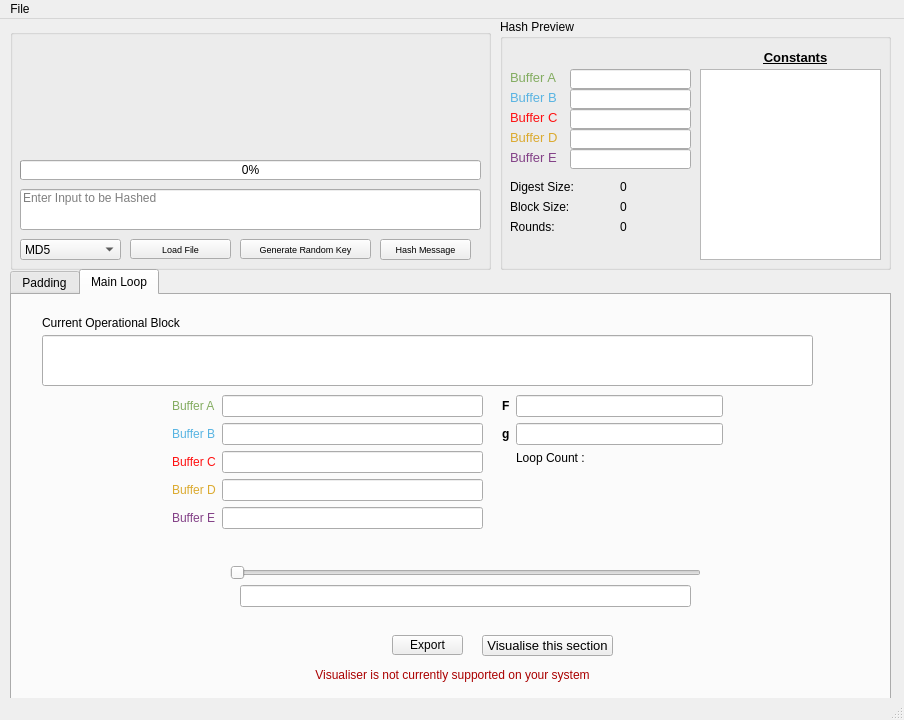
euandmj/Hash-Function-Visualiser, file mainwindow.ui: the form before one commit.
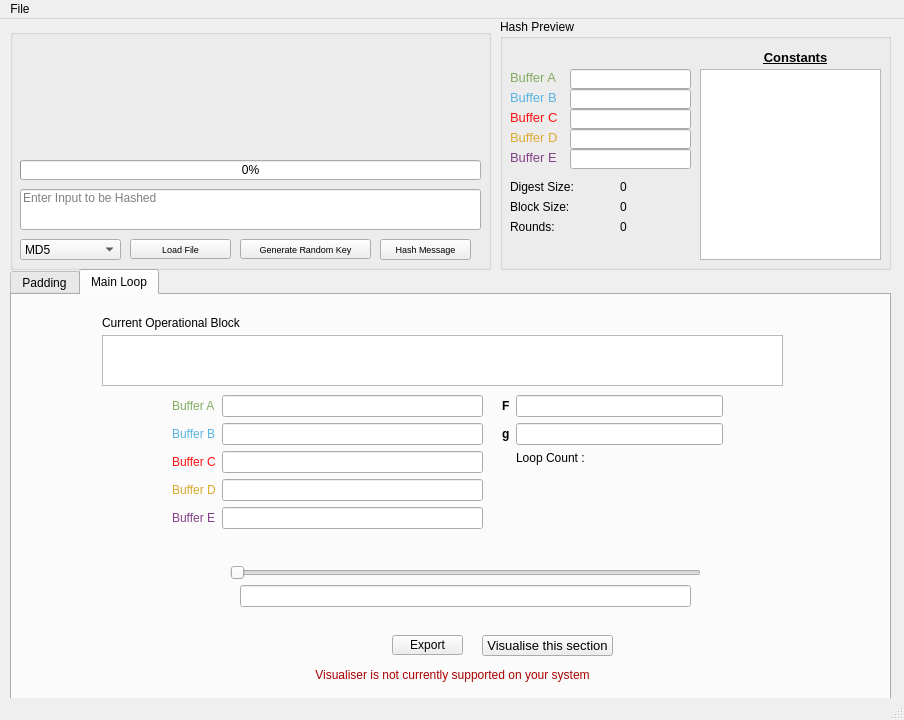
The form after the commit.

Commit message: improved worker block text widget

```diff
--- a/mainwindow.ui
+++ b/mainwindow.ui
@@ -667,6 +667,32 @@
            <height>271</height>
           </rect>
          </property>
+         <widget class="QTextEdit" name="workingWordText">
+          <property name="geometry">
+           <rect>
+            <x>90</x>
+            <y>40</y>
+            <width>681</width>
+            <height>51</height>
+           </rect>
+          </property>
+          <property name="readOnly">
+           <bool>true</bool>
+          </property>
+         </widget>
+         <widget class="QLabel" name="loopCountLabel_2">
+          <property name="geometry">
+           <rect>
+            <x>90</x>
+            <y>20</y>
+            <width>201</width>
+            <height>16</height>
+           </rect>
+          </property>
+          <property name="text">
+           <string>Current Operational Block</string>
+          </property>
+         </widget>
         </widget>
         <widget class="QPushButton" name="exportButton">
          <property name="geometry">
@@ -777,43 +803,6 @@
           <enum>Qt::Horizontal</enum>
          </property>
         </widget>
-        <widget class="QLineEdit" name="workingWordText">
-         <property name="geometry">
-          <rect>
-           <x>30</x>
-           <y>40</y>
-           <width>771</width>
-           <height>51</height>
-          </rect>
-         </property>
-         <property name="font">
-          <font>
-           <pointsize>7</pointsize>
-          </font>
-         </property>
-         <property name="alignment">
-          <set>Qt::AlignCenter</set>
-         </property>
-         <property name="readOnly">
-          <bool>true</bool>
-         </property>
-         <property name="clearButtonEnabled">
-          <bool>false</bool>
-         </property>
-        </widget>
-        <widget class="QLabel" name="loopCountLabel_2">
-         <property name="geometry">
-          <rect>
-           <x>30</x>
-           <y>20</y>
-           <width>201</width>
-           <height>16</height>
-          </rect>
-         </property>
-         <property name="text">
-          <string>Current Operational Block</string>
-         </property>
-        </widget>
         <widget class="QWidget" name="layoutWidget">
          <property name="geometry">
           <rect>
```
The commit also changes 1 other file.
